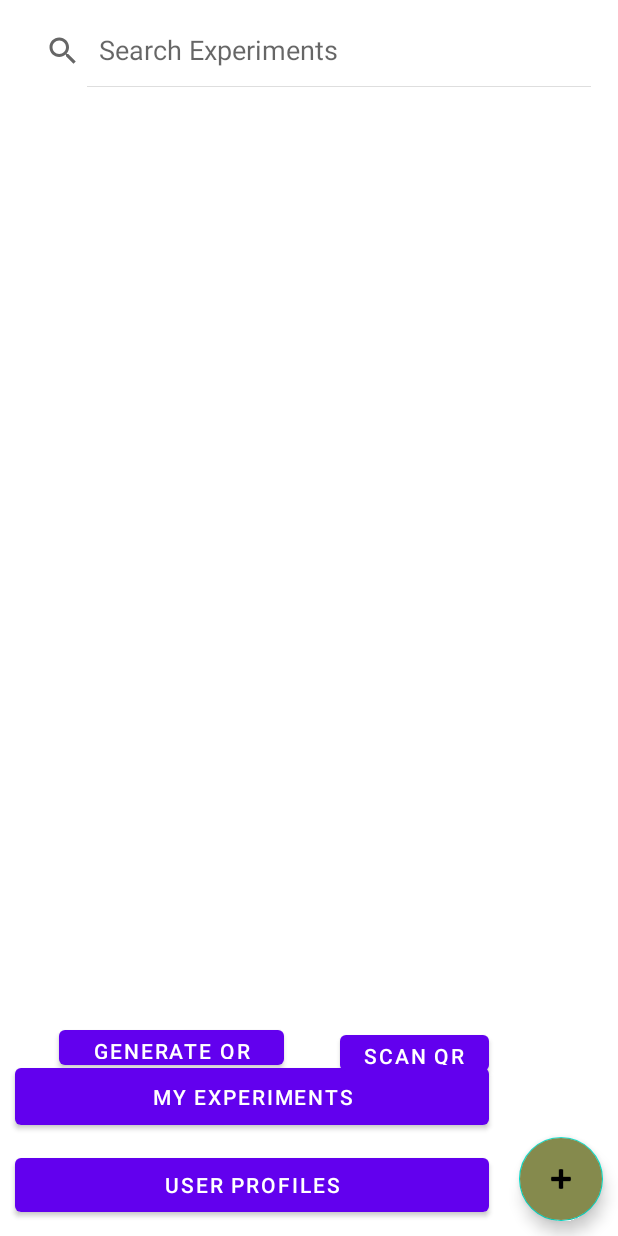
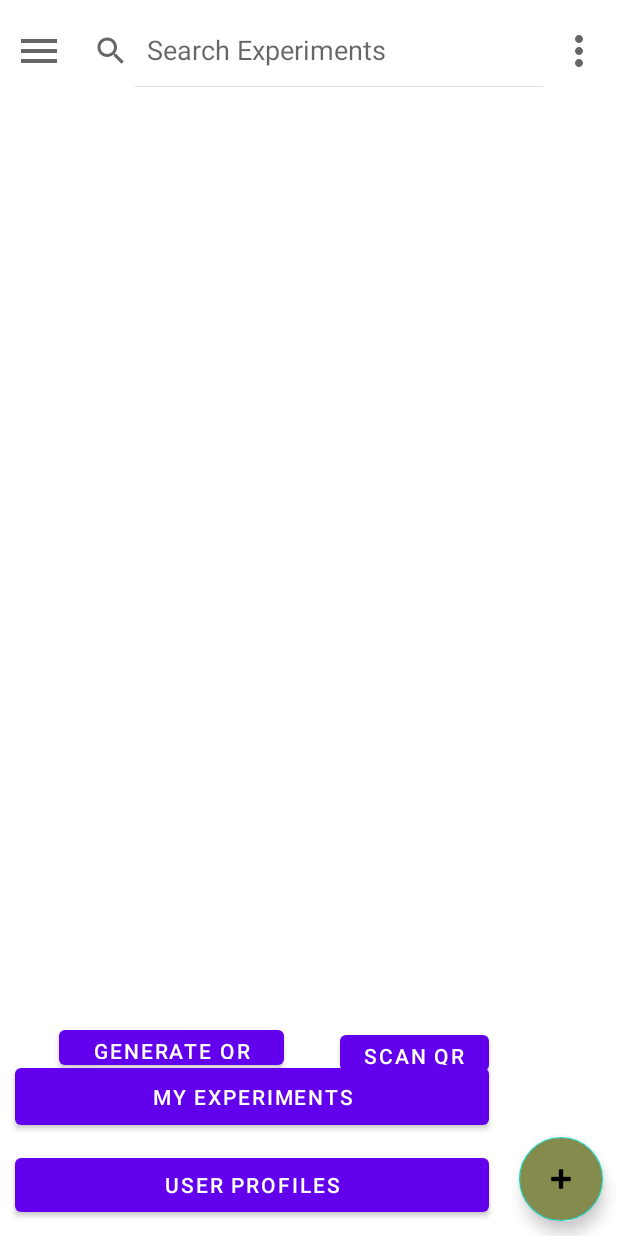
Before and after one commit to CMPUT301W21T24/PenguinDive, an Android app: the MainActivity screen opened directly, with no data from a screen before it, on a phone screen of 412 x 824 dp. Run offline under Robolectric (Android 15) with nearby library versions, the phone set to English and light mode, and no system bars; our stand-ins replace Firebase (no records; nobody signed in at launch, a user with empty details on screens opened directly).

Commit message:
Fixed code inconsistency when adding a new experiment Added basic layout for toolbar/drawer UI to MainActivity

```diff
--- a/app/src/main/java/com/cmput301/penguindive/MainActivity.java
+++ b/app/src/main/java/com/cmput301/penguindive/MainActivity.java
@@ -225,6 +225,7 @@ public class MainActivity extends AppCompatActivity implements ExperimentFragmen
 
             @Override
             public boolean onQueryTextChange(String query) {
+                Log.d("HELP ME", "IM HERE");
                 // If there is no input, reset the list
                 if (query.length() == 0) {
                         loadData();
@@ -237,6 +238,7 @@ public class MainActivity extends AppCompatActivity implements ExperimentFragmen
                 // https://firebase.googleblog.com/2018/08/better-arrays-in-cloud-firestore.html
                 else{
                     experimentDataList.clear(); // Prevent duplicates
+                    Log.d("AAAA", query.trim().toLowerCase());
                     experimentCollectionReference.whereArrayContainsAny("Keywords", Arrays.asList(query.trim().toLowerCase()))
                             .get()
                             .addOnCompleteListener(new OnCompleteListener<QuerySnapshot>() {
--- a/app/src/main/java/com/cmput301/penguindive/MyExperimentActivity.java
+++ b/app/src/main/java/com/cmput301/penguindive/MyExperimentActivity.java
@@ -102,6 +102,16 @@ public class MyExperimentActivity extends AppCompatActivity implements Experimen
         String experimentId = newExperiment.getExperimentId();
         Map<String, Object> docData = new HashMap<>();
 
+        List<String> keywords = new ArrayList<String>();
+        // For getting it to add multiple elements properly
+        // https://stackoverflow.com/a/36560577
+        // For whitespace and punctuation
+        // https://stackoverflow.com/a/28257108
+        keywords.add(newExperiment.getOwnerUserName().trim().toLowerCase()); // Full Username will need to be searched
+        keywords.addAll(Arrays.asList(newExperiment.getTitle().trim().toLowerCase().split("\\W+")));
+        keywords.addAll(Arrays.asList(newExperiment.getDescription().trim().toLowerCase().split("\\W+")));
+        keywords.addAll(Arrays.asList(newExperiment.getRegion().toLowerCase().trim().split("\\W+")));
+
         docData.put("Status",newExperiment.getStatus());
         docData.put("ownerId",newExperiment.getOwnerUserName());
         docData.put("Region", newExperiment.getRegion());
@@ -109,8 +119,9 @@ public class MyExperimentActivity extends AppCompatActivity implements Experimen
         docData.put("Title", newExperiment.getTitle());
         docData.put("MinimumTrials", newExperiment.getMinTrials());
         docData.put("experimenterIDs", newExperiment.getExperimenters());
+        docData.put("Keywords", keywords);
 
-        experimentCollectionReference.document(experimentId)
+        db.collection("Experiments").document(experimentId)
                 .set(docData)
                 .addOnSuccessListener(aVoid -> Log.d("TAG", "DocumentSnapshot successfully written!"))
                 .addOnFailureListener(e -> Log.w("TAG", "Error writing document", e));
--- /dev/null
+++ b/app/src/main/res/drawable/ic_menu.xml
@@ -0,0 +1,5 @@
+<vector android:height="32dp" android:tint="?attr/colorControlNormal"
+    android:viewportHeight="24" android:viewportWidth="24"
+    android:width="32dp" xmlns:android="http://schemas.android.com/apk/res/android">
+    <path android:fillColor="@android:color/white" android:pathData="M3,18h18v-2L3,16v2zM3,13h18v-2L3,11v2zM3,6v2h18L21,6L3,6z"/>
+</vector>
--- /dev/null
+++ b/app/src/main/res/drawable/ic_more.xml
@@ -0,0 +1,5 @@
+<vector android:height="32dp" android:tint="?attr/colorControlNormal"
+    android:viewportHeight="24" android:viewportWidth="24"
+    android:width="32dp" xmlns:android="http://schemas.android.com/apk/res/android">
+    <path android:fillColor="@android:color/white" android:pathData="M12,8c1.1,0 2,-0.9 2,-2s-0.9,-2 -2,-2 -2,0.9 -2,2 0.9,2 2,2zM12,10c-1.1,0 -2,0.9 -2,2s0.9,2 2,2 2,-0.9 2,-2 -0.9,-2 -2,-2zM12,16c-1.1,0 -2,0.9 -2,2s0.9,2 2,2 2,-0.9 2,-2 -0.9,-2 -2,-2z"/>
+</vector>
--- a/app/src/main/res/layout/experiment_activity.xml
+++ b/app/src/main/res/layout/experiment_activity.xml
@@ -1,28 +1,22 @@
 <?xml version="1.0" encoding="utf-8"?>
-<RelativeLayout xmlns:android="http://schemas.android.com/apk/res/android"
+<androidx.drawerlayout.widget.DrawerLayout
+    xmlns:android="http://schemas.android.com/apk/res/android"
     xmlns:app="http://schemas.android.com/apk/res-auto"
     android:layout_width="match_parent"
     android:layout_height="match_parent">
 
-    <SearchView
-        android:id="@+id/experimentSearchBar"
+    <RelativeLayout
         android:layout_width="match_parent"
-        android:layout_height="wrap_content"
-        android:layout_margin="10dp"
-        android:layout_marginStart="10dp"
-        android:layout_marginTop="10dp"
-        android:layout_marginEnd="10dp"
-        android:layout_marginBottom="10dp"
-        android:iconifiedByDefault="false"
-        android:queryHint="@string/experiment_search_text"></SearchView>
+        android:layout_height="wrap_content">
+        <include
+            layout = "@layout/toolbar"/>
 
         <ListView
             android:id="@+id/experimentList"
             android:layout_width="match_parent"
             android:layout_height="0dp"
             android:layout_above="@id/myExperimentButton"
-        android:layout_below="@+id/experimentSearchBar"
-        android:layout_centerHorizontal="true"
+            android:layout_below="@id/toolbar"
             android:layout_marginTop="10dp"
             android:layout_marginBottom="30dp"></ListView>
 
@@ -37,7 +31,6 @@
             android:layout_marginEnd="0dp"
             android:layout_marginBottom="0dp"
             android:text="@string/my_experiment_button_text" />
-
 
         <Button
             android:id="@+id/profileButton"
@@ -57,10 +50,10 @@
             android:focusable="true"
             android:layout_margin="10dp"
             android:layout_alignParentEnd="true"
-        android:layout_alignParentRight="true"
             android:layout_alignParentBottom="true"
             android:backgroundTint="#858A4D"
-        app:srcCompat="@android:drawable/ic_input_add" />
+            app:srcCompat="@android:drawable/ic_input_add"
+            android:contentDescription="TODO" />
 
         <Button
             android:id="@+id/qr_scan"
@@ -70,7 +63,7 @@
             android:layout_alignParentBottom="true"
             android:layout_marginEnd="86dp"
             android:layout_marginBottom="104dp"
-        android:text="Scan QR" />
+            android:text="@string/scan_qr_button_text" />
 
         <Button
             android:id="@+id/qr_gen"
@@ -80,6 +73,7 @@
             android:layout_alignParentBottom="true"
             android:layout_marginStart="39dp"
             android:layout_marginBottom="108dp"
-        android:text="Generate QR" />
+            android:text="@string/generate_qr_button_text" />
+    </RelativeLayout>
 
-</RelativeLayout>
+</androidx.drawerlayout.widget.DrawerLayout>
--- /dev/null
+++ b/app/src/main/res/layout/toolbar.xml
@@ -0,0 +1,48 @@
+<?xml version="1.0" encoding="utf-8"?>
+<RelativeLayout
+    xmlns:android="http://schemas.android.com/apk/res/android"
+    android:layout_width="match_parent"
+    android:layout_height="wrap_content"
+    android:orientation="horizontal"
+    android:padding="10dp"
+    android:gravity="center_vertical"
+    android:id="@+id/toolbar"
+    >
+
+    <!--    <TextView-->
+<!--        android:layout_width="0dp"-->
+<!--        android:layout_height="wrap_content"-->
+<!--        android:layout_weight="1"-->
+<!--        android:text="PenguinDive"-->
+<!--        android:textSize="20sp"-->
+<!--        android:textAlignment="center"/>-->
+
+    <ImageView
+        android:id="@+id/menu_icon"
+        android:layout_width="wrap_content"
+        android:layout_height="wrap_content"
+        android:layout_alignParentStart="true"
+        android:layout_centerVertical="true"
+        android:onClick="ClickMenu"
+        android:src="@drawable/ic_menu" />
+
+    <SearchView
+        android:id="@+id/experimentSearchBar"
+        android:layout_width="10dp"
+        android:layout_height="wrap_content"
+        android:layout_toStartOf="@+id/more_icon"
+        android:layout_toEndOf="@+id/menu_icon"
+        android:iconifiedByDefault="false"
+        android:queryHint="@string/experiment_search_text"
+        android:textAlignment="center"></SearchView>
+
+    <ImageView
+        android:id="@+id/more_icon"
+        android:layout_width="wrap_content"
+        android:layout_height="wrap_content"
+        android:layout_alignParentEnd="true"
+        android:layout_centerVertical="true"
+        android:src="@drawable/ic_more" />
+
+
+</RelativeLayout>
--- a/app/src/main/res/values/strings.xml
+++ b/app/src/main/res/values/strings.xml
@@ -7,6 +7,8 @@
     <string name="profile_search_text">Search Profiles</string>
     <string name="exp_description">Enter a description...</string>
     <string name="exp_title">Enter a Title...</string>
+    <string name="scan_qr_button_text">Scan QR</string>
+    <string name="generate_qr_button_text">Generate QR</string>
     <string-array name="status_array">
         <item>Published</item>
         <item>Unpublished</item>
```
Lines whose indentation alone changed are shown as unchanged.
